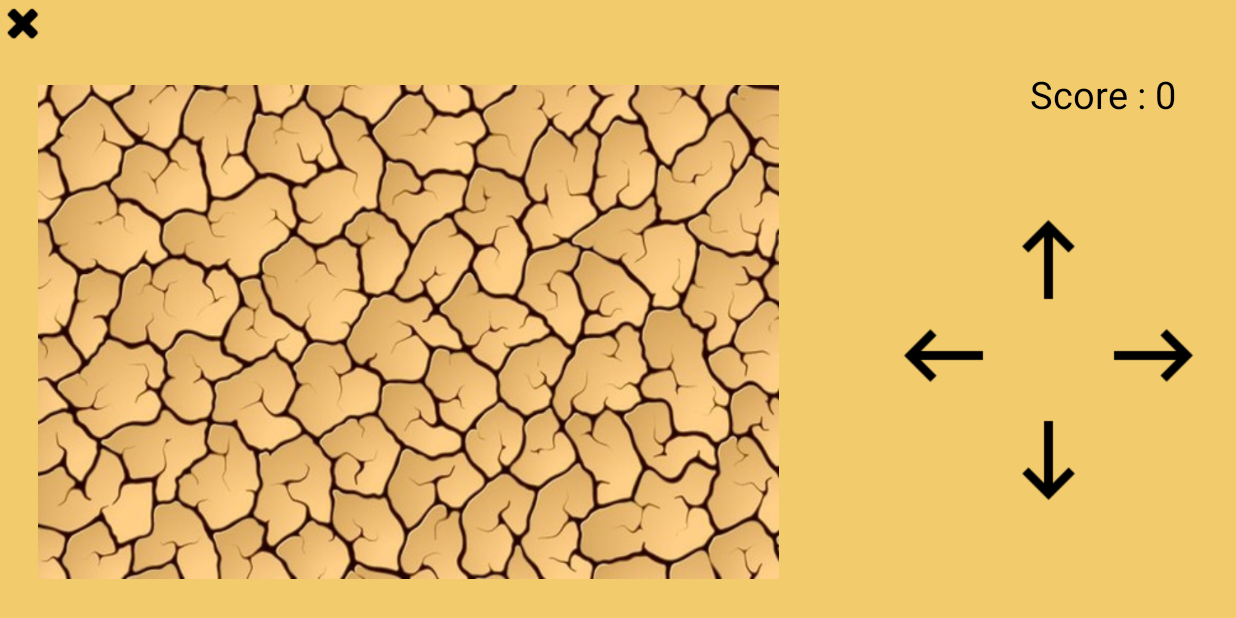
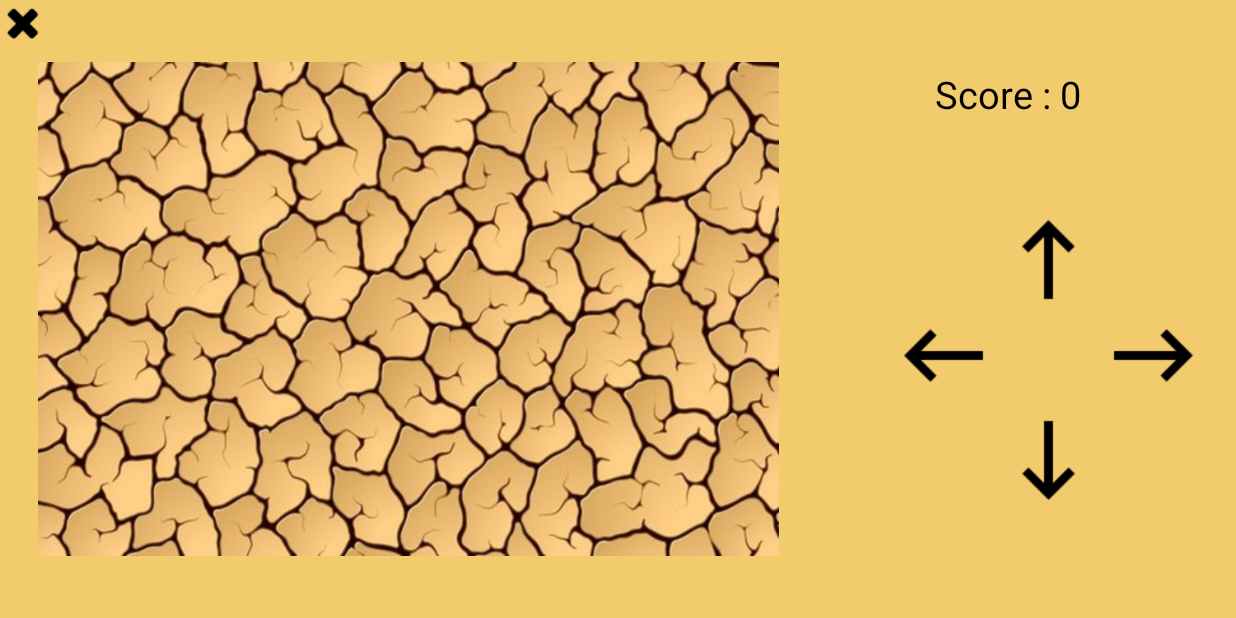
Before and after one commit to Elynad/Dynseo-Hackaton, an Android app: the MainActivity screen opened directly, with no data from a screen before it, on a phone screen of 824 x 412 dp (held sideways). Run offline under Robolectric (Android 15) with nearby library versions, the phone set to English and light mode, and no system bars; 1 statement that could not run was skipped.

Commit message:
Fixed border

```diff
--- a/app/src/main/res/layout/activity_main.xml
+++ b/app/src/main/res/layout/activity_main.xml
@@ -11,8 +11,8 @@
     <SurfaceView
 
         android:id="@+id/game_surface_view"
-        android:layout_width="1000dp"
-        android:layout_height="800dp"
+        android:layout_width="100dp"
+        android:layout_height="200dp"
         android:layout_marginStart="25dp"
         android:layout_marginLeft="25dp"
         app:layout_constraintBottom_toBottomOf="parent"
@@ -28,19 +28,27 @@
         android:background="@drawable/background_image_dry_ground"
         app:layout_constraintBottom_toBottomOf="parent"
         app:layout_constraintStart_toStartOf="parent"
-        app:layout_constraintTop_toBottomOf="@+id/pause_button" />
+        app:layout_constraintTop_toTopOf="parent" />
 
     <androidx.appcompat.widget.AppCompatTextView
         android:id="@+id/score_text_view"
         android:layout_width="wrap_content"
         android:layout_height="wrap_content"
         android:layout_marginTop="45dp"
-        android:layout_marginEnd="40dp"
-        android:layout_marginRight="40dp"
         android:text="@string/score"
         android:textColor="@color/colorBlack"
         android:textSize="25sp"
         app:layout_constraintEnd_toEndOf="parent"
+        app:layout_constraintStart_toEndOf="@+id/game_surface_view"
+        app:layout_constraintTop_toTopOf="parent" />
+
+    <androidx.appcompat.widget.AppCompatButton
+        android:id="@+id/pause_button"
+        android:layout_width="30dp"
+        android:layout_height="30dp"
+        android:background="@drawable/pause_button"
+        android:onClick="onClick"
+        app:layout_constraintStart_toStartOf="parent"
         app:layout_constraintTop_toTopOf="parent" />
 
     <LinearLayout
@@ -95,14 +103,4 @@
         app:layout_constraintBottom_toBottomOf="parent"
         app:layout_constraintStart_toEndOf="@+id/linearLayout" />
 
-    <androidx.appcompat.widget.AppCompatButton
-        android:id="@+id/pause_button"
-        android:layout_width="30dp"
-        android:layout_height="30dp"
-        android:background="@drawable/pause_button"
-        android:onClick="onClick"
-        android:src="@drawable/pause_button"
-        app:layout_constraintStart_toStartOf="parent"
-        app:layout_constraintTop_toTopOf="parent" />
-
 </androidx.constraintlayout.widget.ConstraintLayout>
```
